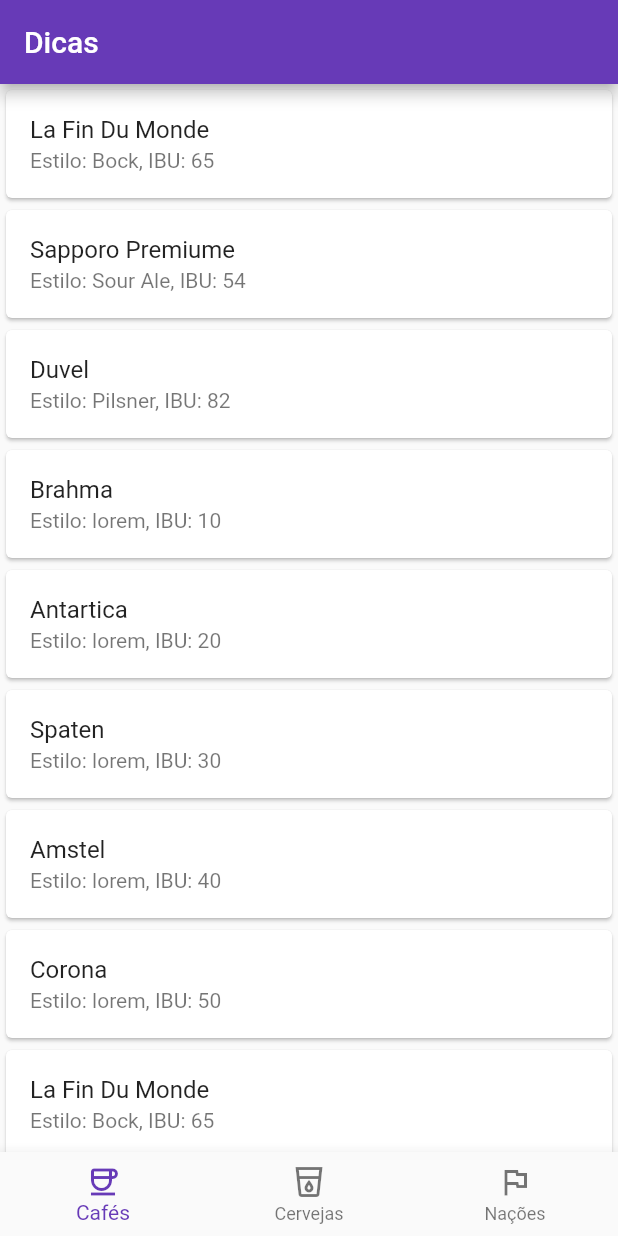
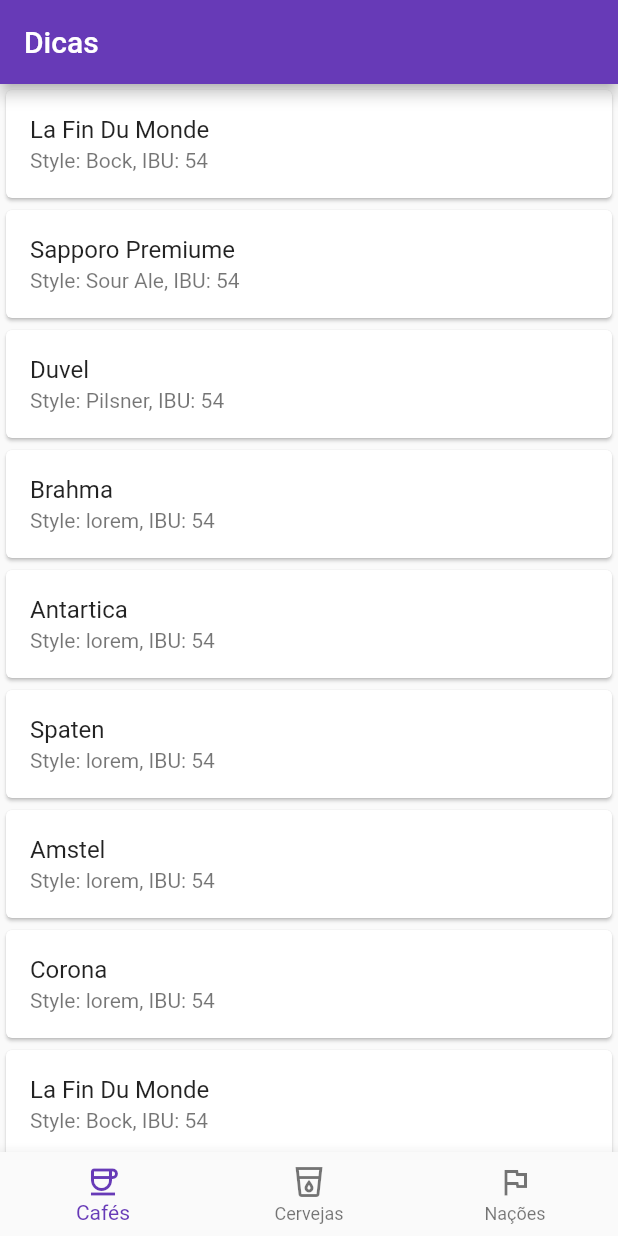
Before and after one commit to ViniciusMaiaM/OOP1, a Flutter app: the screen it shows after launch, on a phone screen of 412 x 824 dp. Run offline on Flutter 3.47's test engine with Material 2 defaults, Android fonts, the light colour scheme and no system bars.

Commit message:
ending recipe 4

```diff
--- a/exercises/recipe4/lib/main.dart
+++ b/exercises/recipe4/lib/main.dart
@@ -35,7 +35,8 @@
           appBar: AppBar(
             title: const Text("Dicas"),
           ),
-          body: MytileWidget(objects: dataObjects),
+          body: MytileWidget(
+              objects: dataObjects, propertyNames: ['Style', 'Ibu']),
           bottomNavigationBar: NewNavBar(),
         ));
   }
@@ -64,18 +65,20 @@
 
 class DataBodyWidget extends StatelessWidget {
   List objects;
+  List propertyNames;
+  List collumnNames;
 
-  DataBodyWidget({this.objects = const []});
+  DataBodyWidget(
+      {this.objects = const [],
+      this.propertyNames = const [],
+      this.collumnNames = const []});
 
   @override
   Widget build(BuildContext context) {
-    var columnNames = ["Nome", "Estilo", "IBU"],
-        propertyNames = ["name", "style", "ibu"];
-
     return ListView(
       children: [
         DataTable(
-            columns: columnNames
+            columns: collumnNames
                 .map((name) => DataColumn(
                     label: Expanded(
                         child: Text(name,
@@ -94,8 +97,9 @@
 
 class MytileWidget extends StatelessWidget {
   List objects;
+  List propertyNames;
 
-  MytileWidget({this.objects = const []});
+  MytileWidget({this.objects = const [], this.propertyNames = const []});
 
   @override
   Widget build(BuildContext context) {
@@ -106,7 +110,7 @@
             child: ListTile(
               title: Text(objects[index]["name"]),
               subtitle: Text(
-                  "Estilo: ${objects[index]["style"]}, IBU: ${objects[index]["ibu"]}"),
+                  "${propertyNames[0]}: ${objects[index]["style"]}, IBU: ${objects[1]["ibu"]}"),
             ),
           );
         });
```
